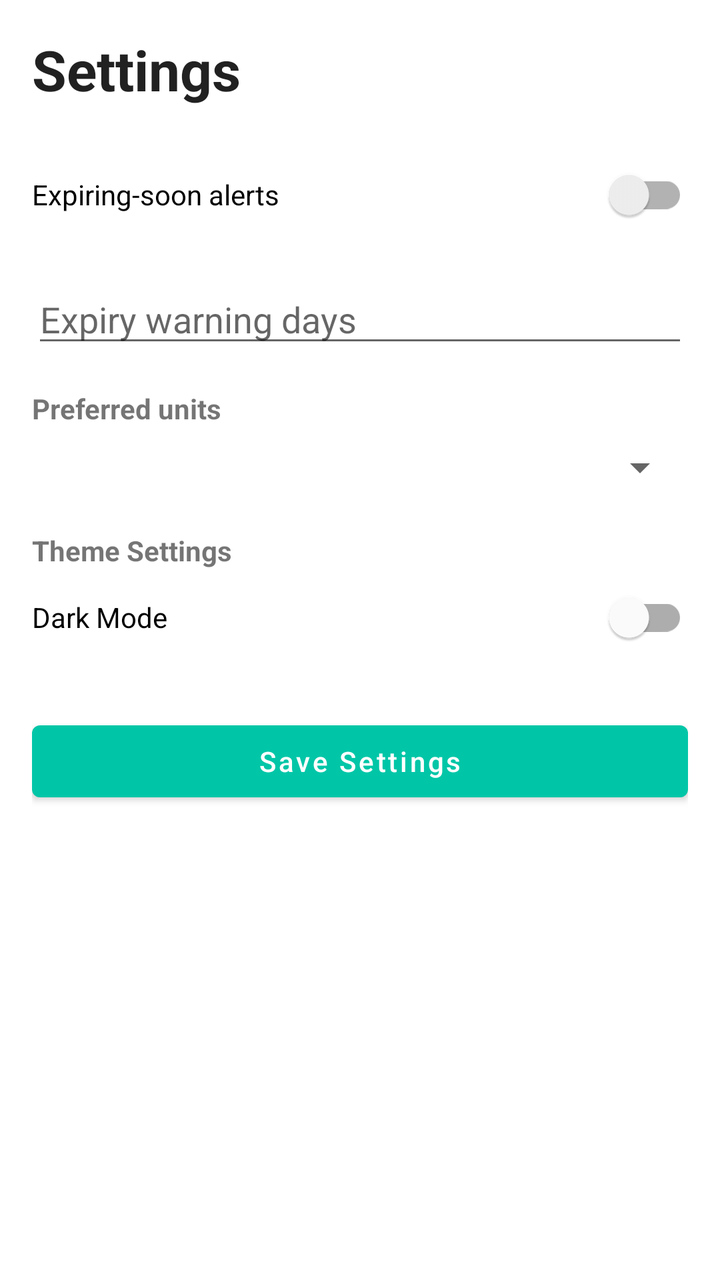
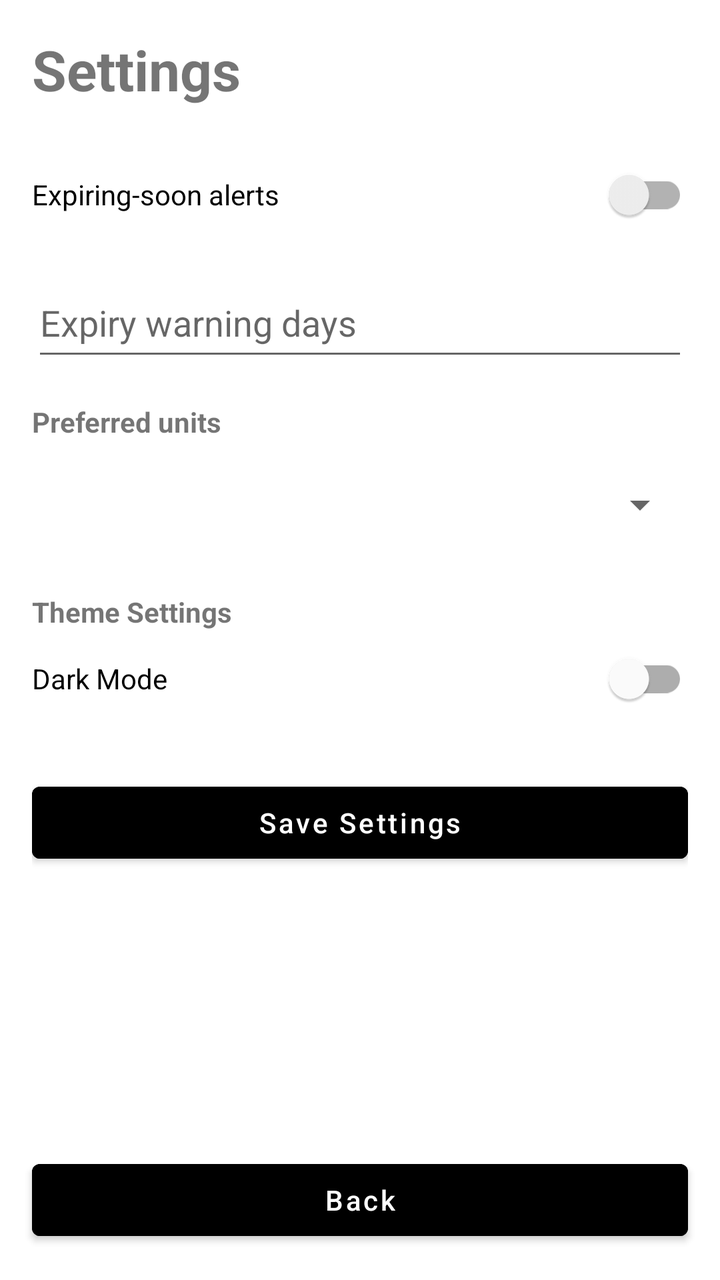

Screens rendered from an Android XML layout before and after an edit, with the pre-edit source and the edit as a unified diff.
<!-- AndroidManifest.xml: application theme Theme.SmartPantryManager -->
<!-- res/layout/activity_settings.xml -->
<?xml version="1.0" encoding="utf-8"?>
<ScrollView
        xmlns:android="http://schemas.android.com/apk/res/android"
        android:layout_width="match_parent"
        android:layout_height="match_parent"
        android:fillViewport="true">

    
    <LinearLayout
            android:layout_width="match_parent"
            android:layout_height="wrap_content"
            android:orientation="vertical"
            android:padding="16dp">

        
        <TextView
                android:layout_width="match_parent"
                android:layout_height="wrap_content"
                android:text="@string/settings_title"
                android:textColor="?android:attr/textColorPrimary"
                android:textSize="28sp"
                android:textStyle="bold" />

        
        <androidx.appcompat.widget.SwitchCompat
                android:id="@+id/switchExpiryAlerts"
                android:layout_width="match_parent"
                android:layout_height="wrap_content"
                android:layout_marginTop="20dp"
                android:text="@string/expiry_alerts" />

        
        <EditText
                android:id="@+id/inputExpiryDays"
                android:layout_width="match_parent"
                android:layout_height="wrap_content"
                android:layout_marginTop="16dp"
                android:hint="@string/expiry_days"
                android:importantForAutofill="no"
                android:inputType="number"
                android:singleLine="true" />

        
        <TextView
                android:layout_width="match_parent"
                android:layout_height="wrap_content"
                android:layout_marginTop="16dp"
                android:text="@string/preferred_units"
                android:textStyle="bold" />

        
        <Spinner
                android:id="@+id/spinnerPreferredUnits"
                android:layout_width="match_parent"
                android:layout_height="wrap_content"
                android:layout_marginTop="8dp" />

        
        <TextView
                android:layout_width="match_parent"
                android:layout_height="wrap_content"
                android:layout_marginTop="20dp"
                android:text="@string/theme_settings"
                android:textStyle="bold" />

        
        <com.google.android.material.switchmaterial.SwitchMaterial
                android:id="@+id/switchDarkMode"
                android:layout_width="match_parent"
                android:layout_height="wrap_content"
                android:text="@string/dark_mode" />

        
        <Button
                android:id="@+id/btnSaveSettings"
                android:layout_width="match_parent"
                android:layout_height="wrap_content"
                android:layout_marginTop="24dp"
                android:text="@string/save_settings"
                android:textAllCaps="false" />

    </LinearLayout>

</ScrollView>
<!-- resources referenced by this layout -->
<resources>
  <string name="dark_mode">Dark Mode</string>
  <string name="expiry_alerts">Expiring-soon alerts</string>
  <string name="expiry_days">Expiry warning days</string>
  <string name="preferred_units">Preferred units</string>
  <string name="save_settings">Save Settings</string>
  <string name="settings_title">Settings</string>
  <string name="theme_settings">Theme Settings</string>
  <style name="Theme.SmartPantryManager" parent="Theme.MaterialComponents.DayNight.DarkActionBar">
  
          <item name="colorPrimary">@color/primary_neon</item>
          <item name="colorPrimaryVariant">@color/secondary_neon</item>
          <item name="colorSecondary">@color/accent_purple</item>
  
          <item name="colorOnPrimary">@color/white</item>
          <item name="colorOnSecondary">@color/white</item>
  
          <item name="android:statusBarColor">@color/primary_neon</item>
  
      </style>
  <color name="primary_neon">#00C6A7</color>
  <color name="secondary_neon">#4DA8FF</color>
  <color name="accent_purple">#8B5CF6</color>
  <color name="white">#FFFFFF</color>
</resources>

<!-- the commit's change to res/layout/activity_settings.xml (unified diff, before → after) -->
@@ -1,84 +1,161 @@
 <?xml version="1.0" encoding="utf-8"?>
-<ScrollView
+<androidx.drawerlayout.widget.DrawerLayout
         xmlns:android="http://schemas.android.com/apk/res/android"
+        xmlns:app="http://schemas.android.com/apk/res-auto"
+        xmlns:tools="http://schemas.android.com/tools"
+        android:id="@+id/drawerLayout"
         android:layout_width="match_parent"
         android:layout_height="match_parent"
-        android:fillViewport="true">
+        tools:ignore="VisualLintBounds">
 
     
     <LinearLayout
             android:layout_width="match_parent"
-            android:layout_height="wrap_content"
-            android:orientation="vertical"
-            android:padding="16dp">
+            android:layout_height="match_parent"
+            android:orientation="vertical">
 
         
-        <TextView
+        <ScrollView
                 android:layout_width="match_parent"
-                android:layout_height="wrap_content"
-                android:text="@string/settings_title"
-                android:textColor="?android:attr/textColorPrimary"
-                android:textSize="28sp"
-                android:textStyle="bold" />
+                android:layout_height="0dp"
+                android:layout_weight="1"
+                android:fillViewport="true">
 
-        
-        <androidx.appcompat.widget.SwitchCompat
-                android:id="@+id/switchExpiryAlerts"
-                android:layout_width="match_parent"
-                android:layout_height="wrap_content"
-                android:layout_marginTop="20dp"
-                android:text="@string/expiry_alerts" />
+            
+            <LinearLayout
+                    android:layout_width="match_parent"
+                    android:layout_height="wrap_content"
+                    android:orientation="vertical"
+                    android:padding="16dp"
+                    tools:ignore="VisualLintButtonSize,VisualLintTextFieldSize">
 
-        
-        <EditText
-                android:id="@+id/inputExpiryDays"
-                android:layout_width="match_parent"
-                android:layout_height="wrap_content"
-                android:layout_marginTop="16dp"
-                android:hint="@string/expiry_days"
-                android:importantForAutofill="no"
-                android:inputType="number"
-                android:singleLine="true" />
+                
+                <TextView
+                        android:layout_width="match_parent"
+                        android:layout_height="wrap_content"
+                        android:text="@string/settings_title"
+                        android:textSize="28sp"
+                        android:textStyle="bold" />
 
-        
-        <TextView
-                android:layout_width="match_parent"
-                android:layout_height="wrap_content"
-                android:layout_marginTop="16dp"
-                android:text="@string/preferred_units"
-                android:textStyle="bold" />
+                
+                <androidx.appcompat.widget.SwitchCompat
+                        android:id="@+id/switchExpiryAlerts"
+                        android:layout_width="match_parent"
+                        android:layout_height="wrap_content"
+                        android:layout_marginTop="20dp"
+                        android:minHeight="48dp"
+                        android:text="@string/expiry_alerts" />
 
-        
-        <Spinner
-                android:id="@+id/spinnerPreferredUnits"
-                android:layout_width="match_parent"
-                android:layout_height="wrap_content"
-                android:layout_marginTop="8dp" />
+                
+                <EditText
+                        android:id="@+id/inputExpiryDays"
+                        android:layout_width="match_parent"
+                        android:layout_height="wrap_content"
+                        android:layout_marginTop="16dp"
+                        android:hint="@string/expiry_days"
+                        android:importantForAutofill="no"
+                        android:inputType="number"
+                        android:minHeight="48dp"
+                        android:paddingTop="8dp"
+                        android:paddingBottom="8dp"
+                        android:singleLine="true"
+                        tools:ignore="Autofill" />
 
-        
-        <TextView
-                android:layout_width="match_parent"
-                android:layout_height="wrap_content"
-                android:layout_marginTop="20dp"
-                android:text="@string/theme_settings"
-                android:textStyle="bold" />
+                
+                <TextView
+                        android:layout_width="match_parent"
+                        android:layout_height="wrap_content"
+                        android:layout_marginTop="16dp"
+                        android:text="@string/preferred_units"
+                        android:textStyle="bold" />
 
-        
-        <com.google.android.material.switchmaterial.SwitchMaterial
-                android:id="@+id/switchDarkMode"
-                android:layout_width="match_parent"
-                android:layout_height="wrap_content"
-                android:text="@string/dark_mode" />
+                
+                <Spinner
+                        android:id="@+id/spinnerPreferredUnits"
+                        android:layout_width="match_parent"
+                        android:layout_height="wrap_content"
+                        android:layout_marginTop="8dp"
+                        android:minHeight="48dp"
+                        android:paddingTop="8dp"
+                        android:paddingBottom="8dp" />
+
+                
+                <TextView
+                        android:layout_width="match_parent"
+                        android:layout_height="wrap_content"
+                        android:layout_marginTop="20dp"
+                        android:text="@string/theme_settings"
+                        android:textStyle="bold" />
+
+                
+                <com.google.android.material.switchmaterial.SwitchMaterial
+                        android:id="@+id/switchDarkMode"
+                        android:layout_width="match_parent"
+                        android:layout_height="wrap_content"
+                        android:minHeight="48dp"
+                        android:text="@string/dark_mode" />
+
+                
+                <Button
+                        android:id="@+id/btnSaveSettings"
+                        android:layout_width="match_parent"
+                        android:layout_height="wrap_content"
+                        android:layout_marginTop="24dp"
+                        android:backgroundTint="@color/button_teal"
+                        android:minHeight="48dp"
+                        android:text="@string/save_settings"
+                        android:textAllCaps="false"
+                        android:textColor="@color/button_text_dark"
+                        tools:ignore="VisualLintButtonSize" />
+
+            </LinearLayout>
+
+        </ScrollView>
 
         
         <Button
-                android:id="@+id/btnSaveSettings"
+                android:id="@+id/btnBack"
                 android:layout_width="match_parent"
                 android:layout_height="wrap_content"
-                android:layout_marginTop="24dp"
-                android:text="@string/save_settings"
-                android:textAllCaps="false" />
+                android:layout_margin="16dp"
+                android:backgroundTint="@color/button_teal"
+                android:minHeight="48dp"
+                android:text="@string/back"
+                android:textAllCaps="false"
+                android:textColor="@color/button_text_dark"
+                tools:ignore="VisualLintButtonSize" />
 
     </LinearLayout>
 
-</ScrollView>
+    
+    <com.google.android.material.navigation.NavigationView
+            android:id="@+id/navigationView"
+            android:layout_width="280dp"
+            android:layout_height="match_parent"
+            android:layout_gravity="start"
+            android:fitsSystemWindows="true"
+            app:headerLayout="@layout/nav_header"
+            app:menu="@menu/drawer_menu"
+            tools:ignore="VisualLintBounds" />
+
+</androidx.drawerlayout.widget.DrawerLayout>
+<!-- res/layout/nav_header.xml (included above) -->
+<?xml version="1.0" encoding="utf-8"?>
+<LinearLayout
+        xmlns:android="http://schemas.android.com/apk/res/android"
+        android:layout_width="match_parent"
+        android:layout_height="160dp"
+        android:background="?attr/colorPrimary"
+        android:gravity="bottom"
+        android:orientation="vertical"
+        android:padding="20dp">
+
+    <TextView
+            android:layout_width="wrap_content"
+            android:layout_height="wrap_content"
+            android:text="@string/navigation_title"
+            android:textColor="@android:color/white"
+            android:textSize="22sp"
+            android:textStyle="bold" />
+
+</LinearLayout>
<!-- resource entries referenced after the edit -->
@@ -1,8 +1,10 @@
 <!-- resources referenced by this layout -->
 <resources>
+  <string name="back">Back</string>
   <string name="dark_mode">Dark Mode</string>
   <string name="expiry_alerts">Expiring-soon alerts</string>
   <string name="expiry_days">Expiry warning days</string>
+  <string name="navigation_title">Smart Pantry Manager</string>
   <string name="preferred_units">Preferred units</string>
   <string name="save_settings">Save Settings</string>
   <string name="settings_title">Settings</string>
